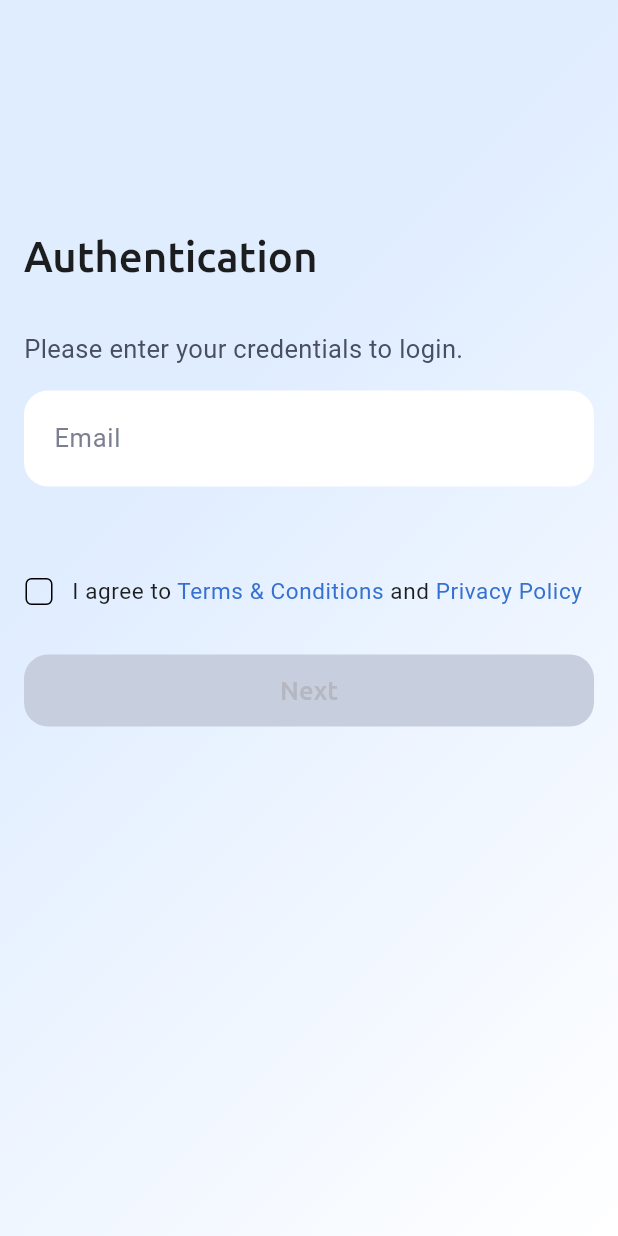
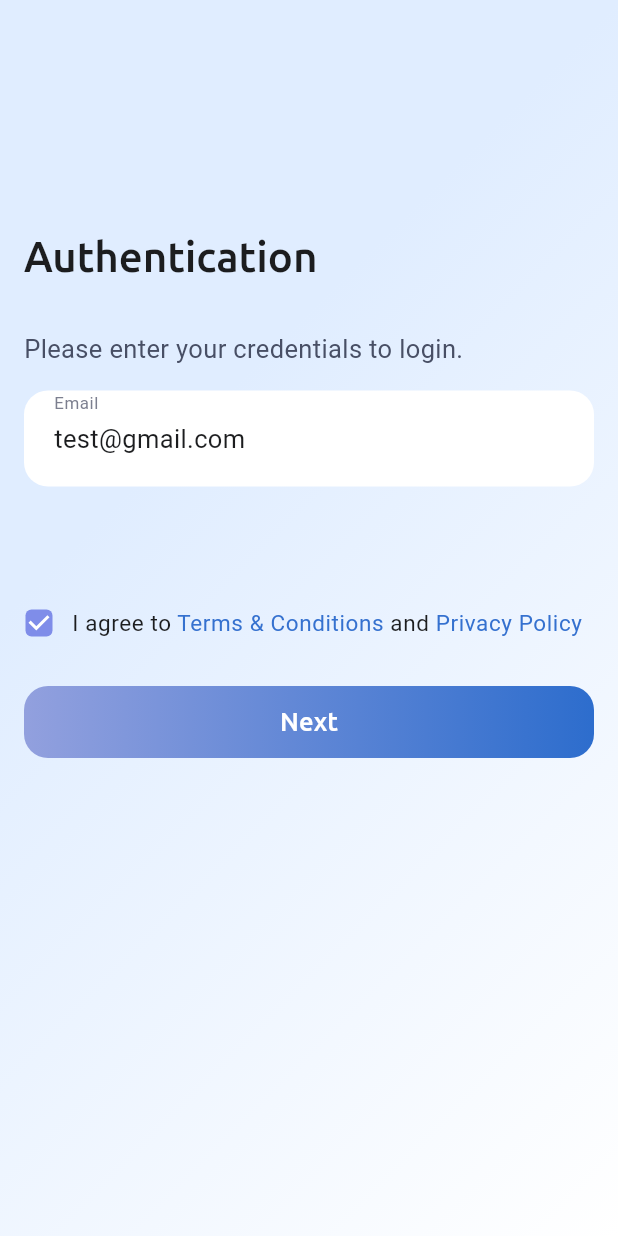
Before and after one commit to dev-KPI/golub-mobile, a Flutter app: the screen it shows after launch, on a phone screen of 412 x 824 dp. Run offline on Flutter 3.47's test engine with Material 3 defaults, Android fonts, the phone set to English and light mode, and no system bars; our stand-ins replace dio, flutter_bloc, flutter_svg, freezed_annotation, get_it, go_router and 1 more; generated files the repository leaves out were written again.

Commit message:
[*][TextField] - changes error in widget

```diff
--- a/codemagic.yaml
+++ b/codemagic.yaml
@@ -10,6 +10,7 @@ workflows:
     triggering:
       events:
         - tag
+        - push
       tag_patterns:
         - pattern: '*'
           include: true
--- a/lib/src/presentation/features/auth/screens/auth_screen.dart
+++ b/lib/src/presentation/features/auth/screens/auth_screen.dart
@@ -9,7 +9,7 @@ import 'package:golub/src/presentation/navigation/app_router.dart';
 import 'package:golub/src/presentation/ui_kit/theme/app_colors.dart';
 import 'package:golub/src/presentation/ui_kit/theme/app_styles.dart';
 import 'package:golub/src/presentation/ui_kit/ui.dart';
-import 'package:golub/src/presentation/ui_kit/widgets/input/text_field_widget.dart';
+import 'package:golub/src/presentation/ui_kit/widgets/input/gtext_field.dart';
 import 'package:golub/src/presentation/utils/link_launcher.dart';
 
 class AuthScreen extends StatefulWidget {
@@ -23,8 +23,8 @@ class _AuthScreenState extends State<AuthScreen> {
   final AuthBloc _authBloc = getIt<AuthBloc>();
 
   final TextEditingController _emailController = TextEditingController(
-      //text: 'test@gmail.com',
-      );
+    text: 'test@gmail.com',
+  );
   final FocusNode _emailFocusNode = FocusNode();
 
   final TapGestureRecognizer _termsConditionsTapRecognizer = TapGestureRecognizer();
@@ -35,6 +35,7 @@ class _AuthScreenState extends State<AuthScreen> {
     super.initState();
     _emailController.addListener(_handleEmailString);
     _authBloc.add(ChangeEmailEvent(_emailController.text));
+    _authBloc.add(ChangePrivacyPolicyStatusEvent(true));
   }
 
   void _handleEmailString() {
@@ -87,7 +88,7 @@ class _AuthScreenState extends State<AuthScreen> {
                     BlocBuilder(
                         bloc: _authBloc,
                         builder: (BuildContext context, AuthState state) {
-                          return TextFieldWidget(
+                          return GTextField(
                             textEditingController: _emailController,
                             focusNode: _emailFocusNode,
                             hintText: t.common.placeholders.email,
--- a/lib/src/presentation/features/auth/widgets/verification/verification_input_widget.dart
+++ b/lib/src/presentation/features/auth/widgets/verification/verification_input..dart
@@ -2,11 +2,11 @@ import 'package:flutter/material.dart';
 import 'package:flutter/services.dart';
 import 'package:golub/src/presentation/ui_kit/theme/app_colors.dart';
 
-class VerificationInputWidget extends StatelessWidget {
+class VerificationInput extends StatelessWidget {
   final TextEditingController? controller;
   final FocusNode? focusNode;
 
-  const VerificationInputWidget({this.controller, this.focusNode, super.key});
+  const VerificationInput({this.controller, this.focusNode, super.key});
 
   @override
   Widget build(BuildContext context) {
--- a/lib/src/presentation/features/onboarding/onboarding_profile_screen.dart
+++ b/lib/src/presentation/features/onboarding/onboarding_profile_screen.dart
@@ -1,7 +1,7 @@
 import 'package:flutter/material.dart';
 import 'package:golub/src/presentation/ui_kit/theme/app_colors.dart';
 import 'package:golub/src/presentation/ui_kit/widgets/input/profile_upload_image.dart';
-import 'package:golub/src/presentation/ui_kit/widgets/input/text_field_widget.dart';
+import 'package:golub/src/presentation/ui_kit/widgets/input/gtext_field.dart';
 
 class OnboardingProfileScreen extends StatelessWidget {
   const OnboardingProfileScreen({super.key});
@@ -36,7 +36,7 @@ class OnboardingProfileScreen extends StatelessWidget {
             children: [
               ProfileUploadImage(),
               SizedBox(height: 32.0),
-              TextFieldWidget(
+              GTextField(
                 hintText: 'Profile Name',
                 fillColor: AppColors.baseGray2,
               ),
--- /dev/null
+++ b/lib/src/presentation/ui_kit/widgets/input/gtext_field.dart
@@ -0,0 +1,79 @@
+import 'package:flutter/material.dart';
+import 'package:golub/src/presentation/ui_kit/theme/app_colors.dart';
+
+class GTextField extends StatelessWidget {
+  final String hintText;
+  final String? error;
+  final TextEditingController? textEditingController;
+  final FocusNode? focusNode;
+  final VoidCallback? onEditingComplete;
+  final Color? fillColor;
+
+  const GTextField({
+    this.textEditingController,
+    this.focusNode,
+    this.onEditingComplete,
+    this.hintText = '',
+    this.error,
+    this.fillColor,
+    super.key
+  });
+
+  @override
+  Widget build(BuildContext context) {
+    return Column(
+      crossAxisAlignment: CrossAxisAlignment.start,
+      children: [
+        Container(
+          constraints: const BoxConstraints(
+            minWidth: double.infinity,
+            minHeight: 64.0,
+          ),
+          decoration: BoxDecoration(
+            borderRadius: const BorderRadius.all(Radius.circular(16.0)),
+            color: fillColor ?? AppColors.baseWhite,
+          ),
+          alignment: Alignment.center,
+          child: TextField(
+            controller: textEditingController,
+            focusNode: focusNode,
+            onEditingComplete: onEditingComplete,
+            style: Theme.of(context).textTheme.bodyMedium?.copyWith(
+              color: Theme.of(context).brightness == Brightness.light ?
+                AppColors.baseBlack : AppColors.baseWhite,
+              ),
+            decoration: InputDecoration(
+              labelText: hintText,
+              fillColor: fillColor,
+              filled: true,
+              focusedBorder: OutlineInputBorder(
+                borderSide: BorderSide(color: fillColor ?? AppColors.baseWhite),
+                borderRadius: BorderRadius.circular(16.0),
+              ),
+              enabledBorder: OutlineInputBorder(
+                borderSide: BorderSide(color: fillColor ?? AppColors.baseWhite),
+                borderRadius: BorderRadius.circular(16.0),
+              ),
+              disabledBorder: OutlineInputBorder(
+                borderSide: BorderSide(color: fillColor ?? AppColors.baseWhite),
+                borderRadius: BorderRadius.circular(16.0),
+              ),
+            ),
+          ),
+        ),
+        Padding(
+          padding: const EdgeInsets.only(
+            top: 8.0,
+            left: 12.0,
+          ),
+          child: Text(
+            error ?? '',
+            style: Theme.of(context).textTheme.displaySmall?.copyWith(
+              color: error == null ? Colors.transparent : AppColors.brightRed,
+            ),
+          ),
+        ),
+      ],
+    );
+  }
+}
--- a/lib/src/presentation/ui_kit/widgets/input/text_field_widget.dart
+++ /dev/null
@@ -1,51 +0,0 @@
-import 'package:flutter/material.dart';
-import 'package:golub/src/presentation/ui_kit/theme/app_colors.dart';
-
-class TextFieldWidget extends StatelessWidget {
-  final String hintText;
-  final String? error;
-  final TextEditingController? textEditingController;
-  final FocusNode? focusNode;
-  final VoidCallback? onEditingComplete;
-  final Color? fillColor;
-
-  const TextFieldWidget({
-    this.textEditingController,
-    this.focusNode,
-    this.onEditingComplete,
-    this.hintText = '',
-    this.error,
-    this.fillColor,
-    super.key
-  });
-
-  @override
-  Widget build(BuildContext context) {
-    return Container(
-      constraints: const BoxConstraints(
-        minWidth: double.infinity,
-        minHeight: 64.0,
-      ),
-      decoration: BoxDecoration(
-        borderRadius: const BorderRadius.all(Radius.circular(16.0)),
-        color: fillColor ?? AppColors.baseWhite,
-        //color: Colors.yellow,
-      ),
-      alignment: Alignment.center,
-      child: TextField(
-        controller: textEditingController,
-        focusNode: focusNode,
-        onEditingComplete: onEditingComplete,
-        style: Theme.of(context).textTheme.bodyMedium?.copyWith(
-          color: Theme.of(context).brightness == Brightness.light ?
-            AppColors.baseBlack : AppColors.baseWhite,
-          ),
-        decoration: InputDecoration(
-          labelText: hintText,
-          helperText: error,
-          fillColor: fillColor,
-        ),
-      ),
-    );
-  }
-}
```
Also changed, not shown: lib/src/presentation/features/auth/screens/verification_screen.dart (+25 -17 lines).
